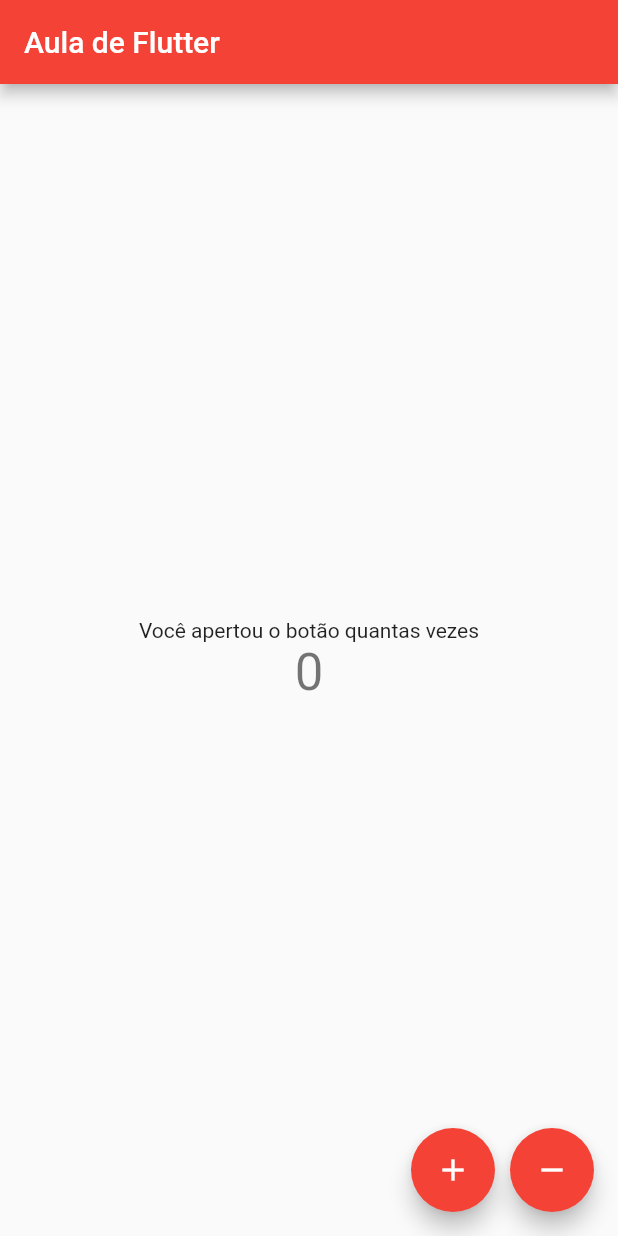
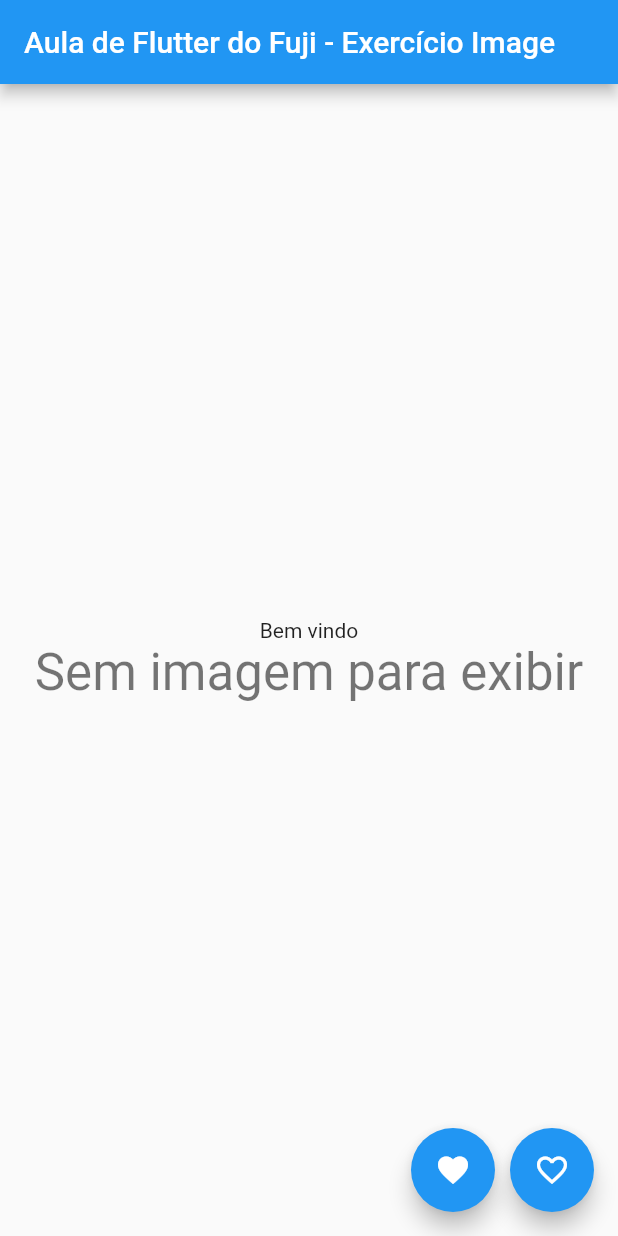
Before and after one commit to rodrigofujioka/mobileflutter, a Flutter app: the screen it shows after launch, on a phone screen of 412 x 824 dp. Run offline on Flutter 3.47's test engine with Material 2 defaults, Android fonts, the phone set to English and light mode, and no system bars.

Commit message:
AULA03 - Exibindo imagens exercício - resolução

```diff
--- /dev/null
+++ b/lib/br/fujideia/flutter/exercicios/ExibeImagemWidget.dart
@@ -0,0 +1,93 @@
+
+import 'dart:ui';
+
+import 'package:flutter/material.dart';
+
+class MaterialShowImageApp extends StatelessWidget{
+  @override
+  Widget build(BuildContext context) {
+    return MaterialApp(
+      title: 'Exibe Imagem ',
+      theme: ThemeData(
+        primarySwatch: Colors.blue,  // Experimente mudar o Color
+      ),
+      home: MyMShowImagePage(title: 'Aula de Flutter do Fuji - Exercício Image '),
+    );
+  }
+}
+
+class MyMShowImagePage extends StatefulWidget {
+  MyMShowImagePage({Key key, this.title}) : super(key: key);
+  final String title;
+
+  @override
+  _MyShowImagePageState createState() => _MyShowImagePageState();
+}
+
+class _MyShowImagePageState extends State<MyMShowImagePage> {
+
+  var _exibeImagem = false;
+  var _headText = 'Bem vindo';
+
+  @override
+  Widget build(BuildContext context) {
+
+    var imagemTdc = Image.asset('images/aula_fujioka.jpg');
+
+    return Scaffold(
+      appBar: AppBar(
+        title: Text(widget.title),
+      ),
+      body: Center(
+        child: Column(
+          mainAxisAlignment: MainAxisAlignment.center,
+          children: <Widget>[
+            Text(
+              _headText,
+            ),
+            if(_exibeImagem)
+              imagemTdc
+            else
+              Text(
+                'Sem imagem para exibir',
+                style: Theme.of(context).textTheme.headline4,
+              ),
+          ],
+        ),
+      ),
+
+      floatingActionButton: Row(
+        mainAxisAlignment: MainAxisAlignment.end,
+        children: <Widget>[
+          FloatingActionButton(
+            onPressed: _showImage,
+            tooltip: 'Exibir o Fuji',
+            child: Icon(Icons.favorite),
+          ),
+          SizedBox(
+            width: 10.0,
+          ),
+          FloatingActionButton(
+            onPressed: _hideImage,
+            tooltip: 'Esconder o Fuji',
+            child: Icon(Icons.favorite_border),
+          ),
+        ],
+      ),
+    );
+  }
+
+  void _showImage() {
+    setState(() {
+      _headText = 'Esse é o Fuji';
+      _exibeImagem=true;
+    });
+  }
+
+  void _hideImage() {
+    setState(() {
+      _headText = 'Bem vindo a aula do Fujioka';
+      _exibeImagem=false;
+    });
+  }
+}
--- a/lib/main.dart
+++ b/lib/main.dart
@@ -1,6 +1,7 @@
 import 'package:flutter/material.dart';
+import 'package:kudoapp/br/fujideia/flutter/exercicios/ExibeImagemWidget.dart';
 
-void main() => runApp(MaterialMobileApp());
+void main() => runApp(MaterialShowImageApp());
 
 class HelloWorldApp extends StatelessWidget{
   @override
@@ -40,10 +41,10 @@ class MyMaterialPage extends StatefulWidget {
   final String title;
 
   @override
-  _MyKudoPageState createState() => _MyKudoPageState();
+  _MyMaterialPageState createState() => _MyMaterialPageState();
 }
 
-class _MyKudoPageState extends State<MyMaterialPage> {
+class _MyMaterialPageState extends State<MyMaterialPage> {
 
   int _counter = 0;
 
--- a/pubspec.yaml
+++ b/pubspec.yaml
@@ -45,9 +45,8 @@ flutter:
   uses-material-design: true
 
   # To add assets to your application, add an assets section, like this:
-  # assets:
-  #   - images/a_dot_burr.jpeg
-  #   - images/a_dot_ham.jpeg
+   assets:
+     - images/aula_fujioka_jpg
 
   # An image asset can refer to one or more resolution-specific "variants", see
   # https://flutter.dev/assets-and-images/#resolution-aware.
```
Also changed, not shown: images/aula_fujioka.jpg (added).
